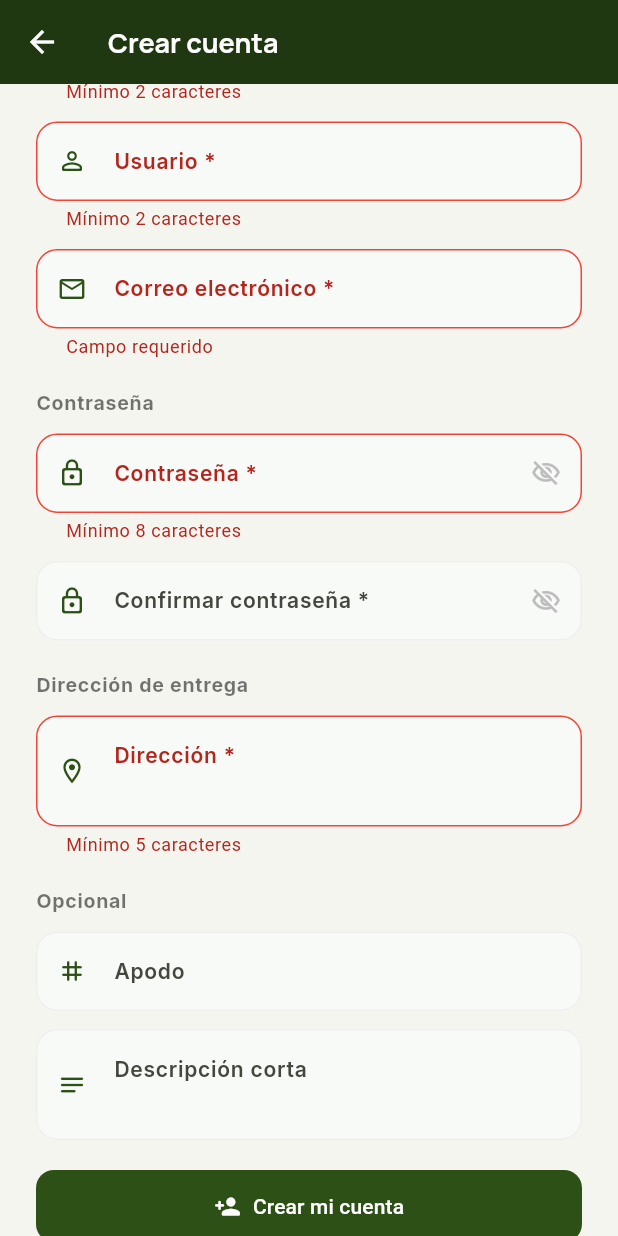
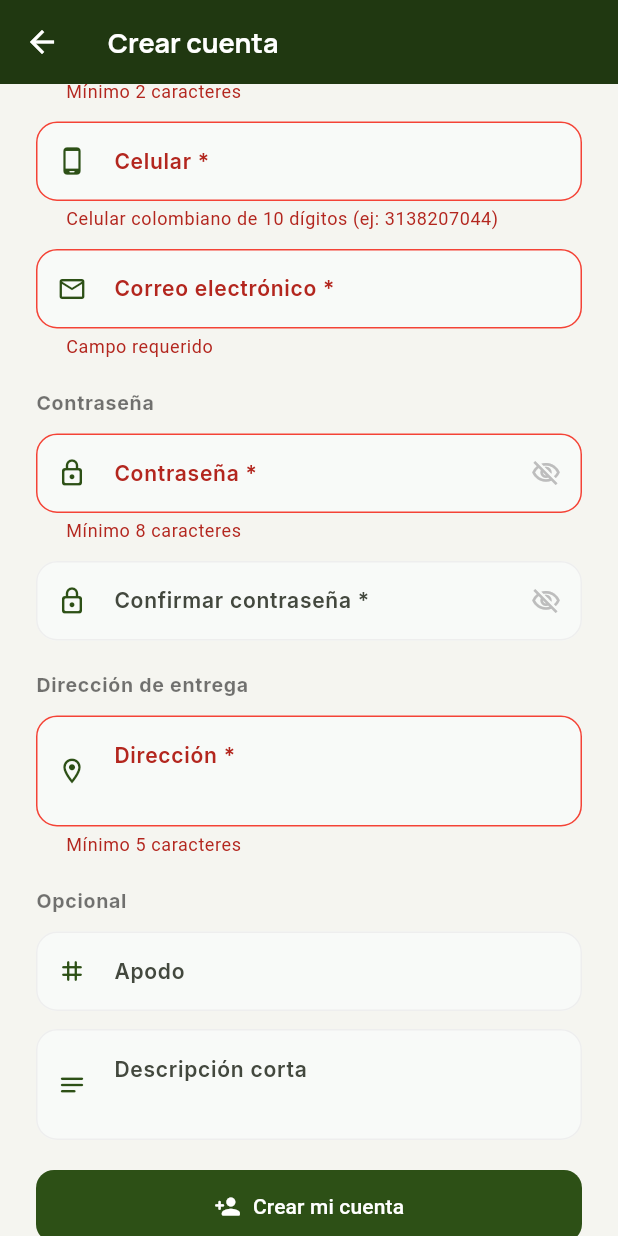
Before and after one commit to itanmidnight-ux/monserrath-commerce, a Flutter app: the RegisterScreen screen opened directly, scrolled down 234 dp, after a tap on "Crear mi cuenta", on a phone screen of 412 x 824 dp. Run offline on Flutter 3.47's test engine with Material 3 defaults, Android fonts, the phone set to English and light mode, and no system bars; our stand-ins replace audioplayers, cached_network_image, connectivity_plus, file_picker, fl_chart, flutter_local_notifications and 7 more; missing offline and left inert: onesignal_flutter, record; accounts and stored records are empty; network calls fail.

Commit message:
feat(registro): pedir celular real, quitar usuario, sanitizar XSS + fix bugs app cliente
Registro de clientes:
- Se pide celular colombiano real (validado 10 digitos, normalizado a
  57XXXXXXXXXX) en vez del campo "usuario" -- el login nunca lo elige
  el cliente, se deriva del celular. Esto tambien resuelve un bug real:
  cart.js creaba el registro de customers con un placeholder falso
  "app:<username>" que el trabajador no podia usar para llamar/escribir
  por WhatsApp -- ahora se guarda el celular real y todo ese flujo
  existente (llamada, chat) funciona sin cambios adicionales.
- /token acepta login con el celular tal cual lo escribio el cliente al
  registrarse (sin el 57), ademas de usuario/correo.
- Nueva utilidad server/src/utils/sanitize.js: quita tags y caracteres
  de control de todo texto libre (nombre, direccion, apodo, bio) en
  registro y edicion de perfil -- defensa en profundidad contra XSS
  almacenado. SQLi ya estaba cubierto por prepared statements en toda
  la base de datos.
- Indice UNIQUE parcial en users.phone (mismo patron que email).

Bugs app cliente:
- Circulos de "estados" (preview) aparecian en la pestaña Carrito y en
  Inicio -- se quitan del todo, ya existe la pestaña Estados dedicada.
- Boton "Ver productos" en carrito vacio hacia Navigator.pop(context)
  sobre una pantalla que es una pestaña de IndexedStack (no una ruta
  empujada) -- no habia nada que hacer pop, pantalla en negro. Ahora
  usa un callback del padre para cambiar de pestaña.
- Pantalla gris al confirmar fecha de entrega: DateFormat(patron, 'es')
  se usa en 3 pantallas (fecha de entrega, mensajes, analiticas) pero
  los datos de locale nunca se inicializaban -- lanzaba
  LocaleDataException en runtime, y en release eso se ve como el
  ErrorWidget gris por defecto de Flutter. Se agrega
  initializeDateFormatting('es', null) en main() antes de runApp().
- Pagina de producto: se agrega indicador explicito "No se fía este
  producto" cuando el admin marco no_fiado (antes simplemente no se
  mostraba nada, silencioso).

Co-Authored-By: Claude Sonnet 5 <noreply@anthropic.com>

```diff
--- a/android-app/lib/main.dart
+++ b/android-app/lib/main.dart
@@ -1,6 +1,7 @@
 import 'package:flutter/material.dart';
 import 'package:flutter/services.dart';
 import 'package:provider/provider.dart';
+import 'package:intl/date_symbol_data_local.dart';
 import 'package:onesignal_flutter/onesignal_flutter.dart';
 import 'providers/app_provider.dart';
 import 'providers/theme_provider.dart';
@@ -16,6 +17,11 @@ void main() async {
     statusBarColor: Color(0xFF1A3009),
     statusBarIconBrightness: Brightness.light,
   ));
+  // DateFormat(pattern, 'es') en varias pantallas (fecha de entrega,
+  // mensajes, analiticas) lanzaba LocaleDataException en runtime porque
+  // los datos del locale nunca se inicializaban -- en release eso se veia
+  // como una pantalla completamente gris (el ErrorWidget por defecto).
+  await initializeDateFormatting('es', null);
   await ApiService.init();
   await NotificationService.init();
   await NotificationService.requestPermission();
--- a/android-app/lib/screens/register_screen.dart
+++ b/android-app/lib/screens/register_screen.dart
@@ -12,7 +12,7 @@ class RegisterScreen extends StatefulWidget {
 class _RegisterScreenState extends State<RegisterScreen> {
   final _formKey       = GlobalKey<FormState>();
   final _nameCtrl      = TextEditingController();
-  final _usernameCtrl  = TextEditingController();
+  final _phoneCtrl     = TextEditingController();
   final _emailCtrl     = TextEditingController();
   final _pwCtrl        = TextEditingController();
   final _pw2Ctrl       = TextEditingController();
@@ -27,7 +27,7 @@ class _RegisterScreenState extends State<RegisterScreen> {
 
   @override
   void dispose() {
-    _nameCtrl.dispose(); _usernameCtrl.dispose(); _emailCtrl.dispose();
+    _nameCtrl.dispose(); _phoneCtrl.dispose(); _emailCtrl.dispose();
     _pwCtrl.dispose(); _pw2Ctrl.dispose(); _addressCtrl.dispose();
     _nicknameCtrl.dispose(); _bioCtrl.dispose();
     super.dispose();
@@ -36,14 +36,16 @@ class _RegisterScreenState extends State<RegisterScreen> {
   Future<void> _register() async {
     if (!_formKey.currentState!.validate()) return;
     setState(() { _loading = true; _error = null; });
-    final username = _usernameCtrl.text.trim();
+    final phone    = _phoneCtrl.text.replaceAll(RegExp(r'\D'), '');
     final password = _pwCtrl.text;
     try {
       // La cuenta queda activa de inmediato (sin aprobación de un admin) --
       // se entra directo en vez de mandar de vuelta a escribir credenciales
-      // que la persona acaba de escribir en este mismo formulario.
+      // que la persona acaba de escribir en este mismo formulario. El
+      // usuario para el login no lo elige el cliente -- el backend lo
+      // deriva del celular (queda "57$phone").
       await ApiService.register(
-        username:    username,
+        phone:       phone,
         password:    password,
         displayName: _nameCtrl.text.trim(),
         email:       _emailCtrl.text.trim(),
@@ -52,7 +54,7 @@ class _RegisterScreenState extends State<RegisterScreen> {
         bio:         _bioCtrl.text.trim().isEmpty ? null : _bioCtrl.text.trim(),
       );
       if (!mounted) return;
-      await context.read<AppProvider>().login(username, password);
+      await context.read<AppProvider>().login('57$phone', password);
       if (mounted) Navigator.of(context).popUntil((route) => route.isFirst);
     } catch (e) {
       if (mounted) setState(() => _error = e.toString().replaceAll('Exception: ', ''));
@@ -180,16 +182,16 @@ class _RegisterScreenState extends State<RegisterScreen> {
                   const SizedBox(height: 12),
 
                   _field(
-                    controller: _usernameCtrl,
-                    label: 'Usuario *',
-                    hint: 'Ej: maria123',
-                    icon: Icons.person_outline_rounded,
+                    controller: _phoneCtrl,
+                    label: 'Celular *',
+                    hint: 'Ej: 3138207044',
+                    icon: Icons.phone_android_rounded,
                     capitalize: TextCapitalization.none,
-                    keyboard: TextInputType.visiblePassword,
+                    keyboard: TextInputType.phone,
                     validator: (v) {
-                      if (v == null || v.trim().length < 2) return 'Mínimo 2 caracteres';
-                      if (!RegExp(r'^[a-zA-Z0-9._-]+$').hasMatch(v.trim())) {
-                        return 'Solo letras, números, . _ -';
+                      final d = (v ?? '').replaceAll(RegExp(r'\D'), '');
+                      if (d.length != 10 || !d.startsWith('3')) {
+                        return 'Celular colombiano de 10 dígitos (ej: 3138207044)';
                       }
                       return null;
                     },
--- a/android-app/lib/services/api_service.dart
+++ b/android-app/lib/services/api_service.dart
@@ -190,10 +190,10 @@ class ApiService {
   }
 
   // ── Auth ────────────────────────────────────────────────
-  // Cuenta queda pendiente de aprobación del admin — el servidor ya no
-  // devuelve token de sesión en el registro (active=0 hasta ser aprobada).
+  // Cuenta queda activa de inmediato -- el usuario para el login no lo
+  // elige el cliente, el backend lo deriva del celular.
   static Future<String> register({
-    required String username,
+    required String phone,
     required String password,
     required String displayName,
     required String email,
@@ -207,7 +207,7 @@ class ApiService {
         Uri.parse('$_serverUrl/api/auth/register'),
         headers: {'Content-Type': 'application/json', 'ngrok-skip-browser-warning': 'true'},
         body: jsonEncode({
-          'username':     username.toLowerCase().trim(),
+          'phone':        phone.trim(),
           'password':     password,
           'display_name': displayName.trim(),
           'email':        email.trim(),
```
Also changed, not shown: android-app/lib/screens/client_cart_screen.dart (+8 -2 lines), android-app/lib/screens/client_home_screen.dart (+1 -97 lines), android-app/lib/screens/client_product_detail.dart (+9 -5 lines), 6 other files.
